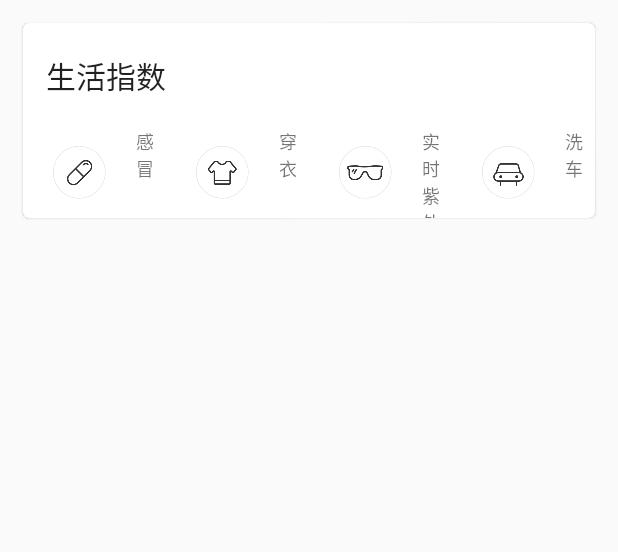
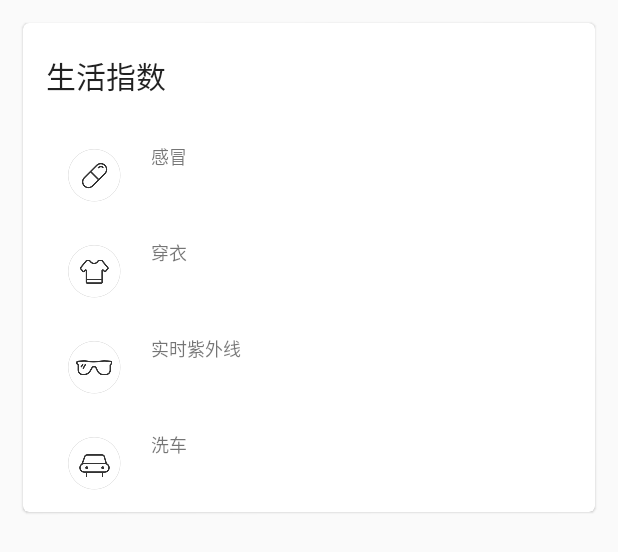
Before and after one commit to Aiden06/SunnyWeather, an Android app: the layout life_index.xml on its own in the app's theme, with its tools: preview values and no code run, on a phone screen of 412 x 824 dp. Shown: the top 552 px of the screen. Run offline under Robolectric (Android 15) with nearby library versions, the phone set to English and light mode, and no system bars.

Commit message:
modify life index layout

```diff
--- a/app/src/main/res/layout/life_index.xml
+++ b/app/src/main/res/layout/life_index.xml
@@ -23,12 +23,14 @@
         <LinearLayout
             android:layout_width="match_parent"
             android:layout_height="wrap_content"
-            android:layout_marginTop="20dp">
+            android:layout_marginTop="20dp"
+            android:orientation="vertical">
 
             <RelativeLayout
-                android:layout_width="0dp"
-                android:layout_height="60dp"
-                android:layout_weight="1">
+                android:layout_width="match_parent"
+                android:layout_height="0dp"
+                android:layout_weight="1"
+                android:layout_margin="10dp">
 
                 <ImageView
                     android:id="@+id/coldRiskImg"
@@ -65,9 +67,10 @@
             </RelativeLayout>
 
             <RelativeLayout
-                android:layout_width="0dp"
-                android:layout_height="60dp"
-                android:layout_weight="1">
+                android:layout_width="match_parent"
+                android:layout_height="0dp"
+                android:layout_weight="1"
+                android:layout_margin="10dp">
 
                 <ImageView
                     android:id="@+id/dressingImg"
@@ -104,9 +107,10 @@
             </RelativeLayout>
 
             <RelativeLayout
-                android:layout_width="0dp"
-                android:layout_height="60dp"
-                android:layout_weight="1">
+                android:layout_width="match_parent"
+                android:layout_height="0dp"
+                android:layout_weight="1"
+                android:layout_margin="10dp">
 
                 <ImageView
                     android:id="@+id/ultravioletImg"
@@ -143,9 +147,10 @@
             </RelativeLayout>
 
             <RelativeLayout
-                android:layout_width="0dp"
-                android:layout_height="60dp"
-                android:layout_weight="1">
+                android:layout_width="match_parent"
+                android:layout_height="0dp"
+                android:layout_weight="1"
+                android:layout_margin="10dp">
 
                 <ImageView
                     android:id="@+id/carWashingImg"
```
